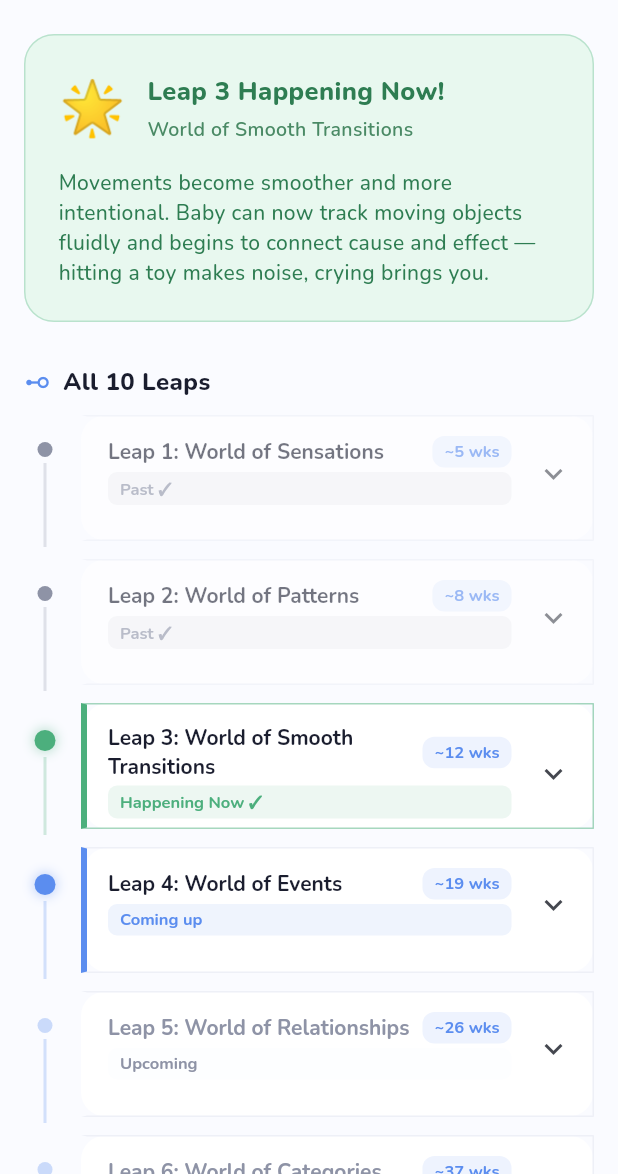
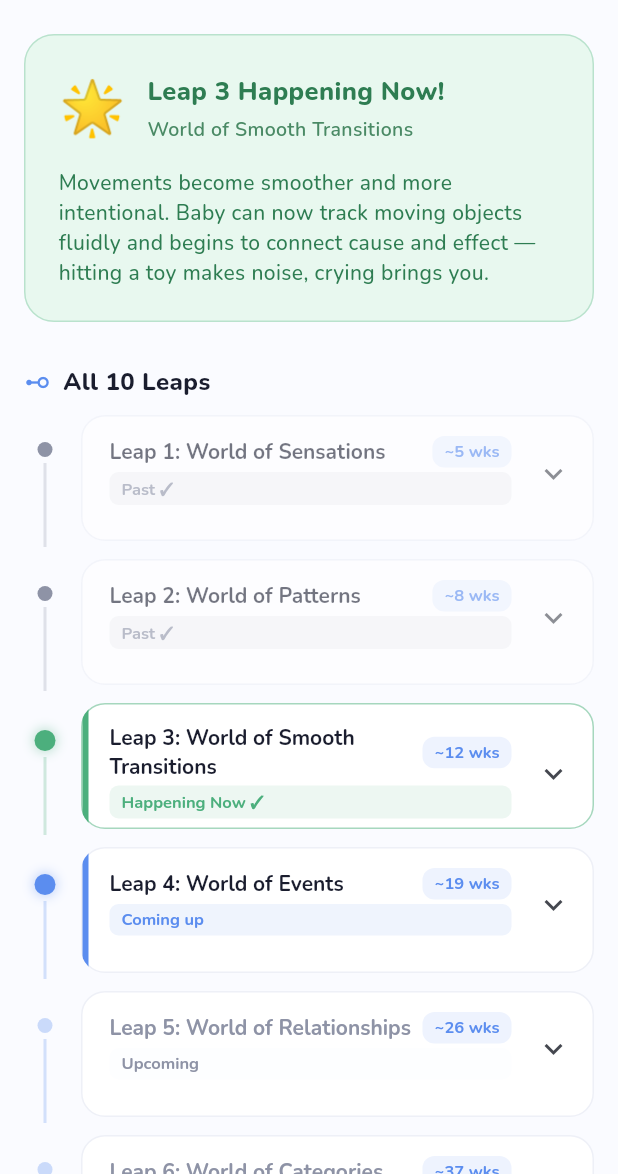
Before and after one commit to nikkyzam/Kids-app, a Flutter app: the DevelopmentalLeapsScreen screen opened directly, on a phone screen of 412 x 824 dp, the part 62-1236 px from its top. Run offline on Flutter 3.47's test engine with Material 3 defaults, Android fonts, the phone set to English and light mode, and no system bars; our stand-ins replace confetti, file_picker, flutter_local_notifications, image_picker, in_app_purchase, pdf and 7 more; accounts and stored records are empty.

Commit message:
fix(ui): repair the leaps card and six more layout overflows
Screen tests for the premium surfaces (leaps, snapshot, doctor prep, weekly
digest, plan, settings, family sharing, sign-in) take coverage from 42% to 64%
and surfaced three classes of real defect.

The developmental leaps card could not paint at all. It set a borderRadius on a
Border whose left side was a different colour, which Flutter rejects during
paint ("a borderRadius can only be given on borders with uniform colors"), so
every leap row threw on every build. The card now keeps a uniform rounded
border and draws the accent edge as a clipped strip in a Stack, which also lets
the strip follow the tile's height when it expands.

Its ExpansionTile also had no Material ancestor, so the surrounding decorated
container swallowed the tap ripple and the rows gave no feedback.

Six more horizontal overflows, all natural-width Text or Column inside a Row:

  development_snapshot section headers   142px
  weekly_digest header column             50px
  leaps info rows                         75px
  pediatrician_prep section header        75px
  activity_library category pill          44px
  leaps tile title wrapping to 3 lines    14px vertical

Co-Authored-By: Claude Opus 5 <noreply@anthropic.com>

```diff
--- a/lib/screens/insights/pediatrician_prep_screen.dart
+++ b/lib/screens/insights/pediatrician_prep_screen.dart
@@ -277,13 +277,15 @@ class _SectionHeader extends StatelessWidget {
         children: [
           Icon(icon, size: 18, color: AppTheme.primary),
           const SizedBox(width: 6),
-          Text(
+          Flexible(
+            child: Text(
               title,
               style: const TextStyle(
                 fontSize: 16,
                 fontWeight: FontWeight.w800,
                 color: AppTheme.textDark,
                 fontFamily: 'Nunito',
+              ),
             ),
           ),
         ],
--- a/lib/screens/leaps/developmental_leaps_screen.dart
+++ b/lib/screens/leaps/developmental_leaps_screen.dart
@@ -576,29 +576,41 @@ class _LeapExpansionCard extends StatelessWidget {
         ? _accentColor.withValues(alpha: 0.5)
         : const Color(0xFFEEF0F7);
 
+    final accentEdge = isCurrent || status == _LeapStatus.next
+        ? _accentColor
+        : Colors.transparent;
+
+    // Flutter forbids a borderRadius on a Border whose sides differ in colour
+    // and throws during paint, so the accent edge cannot be a BorderSide here.
+    // The card keeps a uniform rounded border and draws the accent as a clipped
+    // strip inside it.
     return Container(
       margin: const EdgeInsets.only(bottom: 8),
+      clipBehavior: Clip.antiAlias,
       decoration: BoxDecoration(
         color: Colors.white,
         borderRadius: BorderRadius.circular(16),
-        border: Border(
-          left: BorderSide(
-            color: isCurrent || status == _LeapStatus.next
-                ? _accentColor
-                : Colors.transparent,
-            width: 4,
+        border: Border.all(color: borderColor),
       ),
-          top: BorderSide(color: borderColor),
-          right: BorderSide(color: borderColor),
-          bottom: BorderSide(color: borderColor),
-        ),
-      ),
+      // A Stack rather than a Row: the accent strip stretches to whatever
+      // height the tile ends up (it grows when expanded) without imposing a
+      // height constraint on the tile itself.
+      child: Stack(
+        children: [
+          Padding(
+            padding: const EdgeInsets.only(left: 4),
+            // ExpansionTile paints its ink splash on the nearest Material
+            // ancestor. Without one here the surrounding decorated Container
+            // hides the ripple, so tapping a leap gives no feedback.
+            child: Material(
+              type: MaterialType.transparency,
               child: Theme(
                 data: Theme.of(context).copyWith(
                   dividerColor: Colors.transparent,
                 ),
                 child: ExpansionTile(
-          tilePadding: const EdgeInsets.symmetric(horizontal: 14, vertical: 4),
+                  tilePadding:
+                      const EdgeInsets.symmetric(horizontal: 14, vertical: 4),
                   childrenPadding: const EdgeInsets.fromLTRB(14, 0, 14, 14),
                   expandedCrossAxisAlignment: CrossAxisAlignment.start,
                   title: Row(
@@ -606,6 +618,10 @@ class _LeapExpansionCard extends StatelessWidget {
                       Expanded(
                         child: Text(
                           'Leap ${leap.number}: ${leap.name}',
+                          // Long leap names wrapped to a third line and
+                          // overflowed the tile's height on narrow screens.
+                          maxLines: 2,
+                          overflow: TextOverflow.ellipsis,
                           style: TextStyle(
                             fontSize: 14,
                             fontWeight: FontWeight.w700,
@@ -618,7 +634,8 @@ class _LeapExpansionCard extends StatelessWidget {
                       ),
                       const SizedBox(width: 6),
                       Container(
-                padding: const EdgeInsets.symmetric(horizontal: 8, vertical: 3),
+                        padding: const EdgeInsets.symmetric(
+                            horizontal: 8, vertical: 3),
                         decoration: BoxDecoration(
                           color: AppTheme.primaryLight,
                           borderRadius: BorderRadius.circular(8),
@@ -638,7 +655,8 @@ class _LeapExpansionCard extends StatelessWidget {
                   subtitle: Padding(
                     padding: const EdgeInsets.only(top: 3, bottom: 4),
                     child: Container(
-              padding: const EdgeInsets.symmetric(horizontal: 8, vertical: 3),
+                      padding: const EdgeInsets.symmetric(
+                          horizontal: 8, vertical: 3),
                       decoration: BoxDecoration(
                         color: _accentColor.withValues(alpha: 0.1),
                         borderRadius: BorderRadius.circular(6),
@@ -698,6 +716,17 @@ class _LeapExpansionCard extends StatelessWidget {
                   ],
                 ),
               ),
+            ),
+          ),
+          Positioned(
+            left: 0,
+            top: 0,
+            bottom: 0,
+            width: 4,
+            child: ColoredBox(color: accentEdge),
+          ),
+        ],
+      ),
     );
   }
 
@@ -718,13 +747,15 @@ class _LeapExpansionCard extends StatelessWidget {
       children: [
         Icon(icon, size: 14, color: color),
         const SizedBox(width: 6),
-        Text(
+        Flexible(
+          child: Text(
             '$label: ',
             style: TextStyle(
               fontSize: 13,
               fontWeight: FontWeight.w700,
               color: color,
               fontFamily: 'Nunito',
+            ),
           ),
         ),
         Text(
@@ -754,13 +785,15 @@ class _LeapExpansionCard extends StatelessWidget {
           children: [
             Icon(icon, size: 14, color: color),
             const SizedBox(width: 6),
-            Text(
+            Flexible(
+              child: Text(
                 label,
                 style: TextStyle(
                   fontSize: 13,
                   fontWeight: FontWeight.w700,
                   color: color,
                   fontFamily: 'Nunito',
+                ),
               ),
             ),
           ],
@@ -794,13 +827,15 @@ class _LeapExpansionCard extends StatelessWidget {
           children: [
             Icon(icon, size: 14, color: color),
             const SizedBox(width: 6),
-            Text(
+            Flexible(
+              child: Text(
                 label,
                 style: TextStyle(
                   fontSize: 13,
                   fontWeight: FontWeight.w700,
                   color: color,
                   fontFamily: 'Nunito',
+                ),
               ),
             ),
           ],
```
Also changed, not shown: lib/screens/digest/weekly_digest_screen.dart (+12 -4 lines), lib/screens/insights/development_snapshot_screen.dart (+8 -2 lines), 1 other file. Lines whose indentation alone changed are shown as unchanged.
